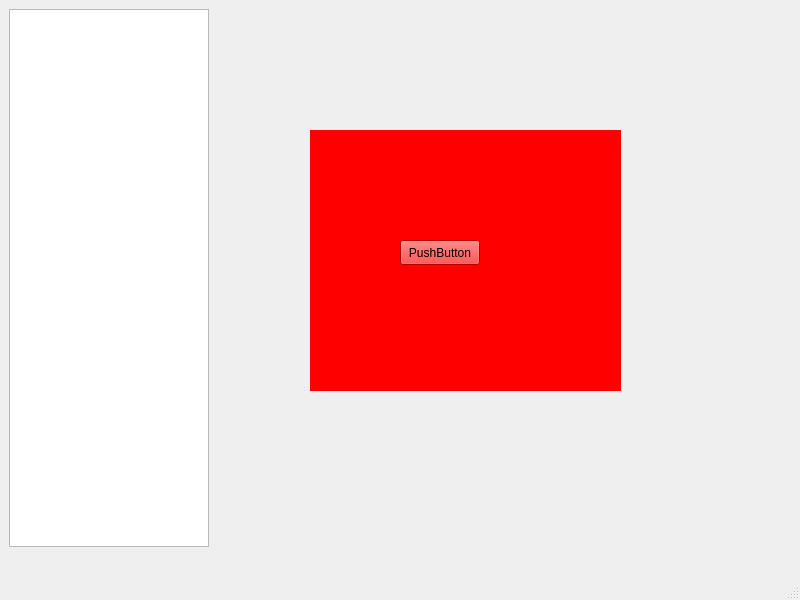
Above: applications/viewer/radiumViewer6/MainWindow.ui from T-PLAY/hub before the change. Below: the same form after it.
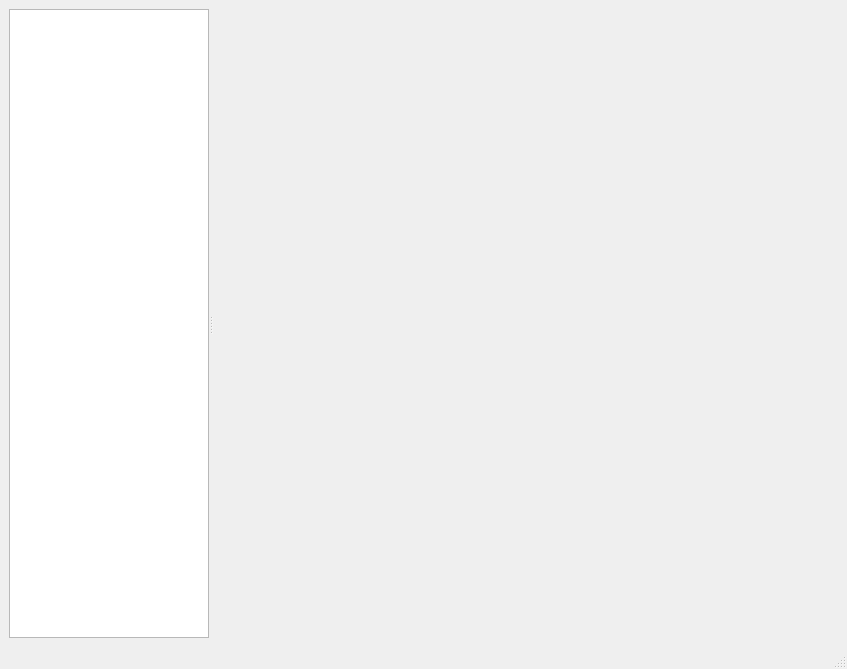
That is the form after the change.

Patch:
```diff
--- a/applications/viewer/radiumViewer6/MainWindow.ui
+++ b/applications/viewer/radiumViewer6/MainWindow.ui
@@ -6,60 +6,21 @@
    <rect>
     <x>0</x>
     <y>0</y>
-    <width>800</width>
-    <height>600</height>
+    <width>847</width>
+    <height>669</height>
    </rect>
   </property>
   <property name="windowTitle">
    <string>MainWindow</string>
   </property>
   <widget class="QWidget" name="centralwidget">
-   <widget class="QWidget" name="radiumWindow" native="true">
-    <property name="geometry">
-     <rect>
-      <x>310</x>
-      <y>130</y>
-      <width>311</width>
-      <height>261</height>
-     </rect>
-    </property>
-    <property name="styleSheet">
-     <string notr="true">background-color: red</string>
-    </property>
-    <widget class="QPushButton" name="pushButton">
-     <property name="geometry">
-      <rect>
-       <x>90</x>
-       <y>110</y>
-       <width>80</width>
-       <height>25</height>
-      </rect>
-     </property>
-     <property name="text">
-      <string>PushButton</string>
-     </property>
-    </widget>
-   </widget>
-   <widget class="QWidget" name="verticalLayoutWidget">
-    <property name="geometry">
-     <rect>
-      <x>260</x>
-      <y>70</y>
-      <width>451</width>
-      <height>431</height>
-     </rect>
-    </property>
-    <layout class="QVBoxLayout" name="verticalLayout"/>
-   </widget>
+   <layout class="QVBoxLayout" name="verticalLayout">
+    <item>
+     <widget class="QSplitter" name="splitter">
+      <property name="orientation">
+       <enum>Qt::Horizontal</enum>
+      </property>
    <widget class="QListView" name="listView">
-    <property name="geometry">
-     <rect>
-      <x>9</x>
-      <y>9</y>
-      <width>200</width>
-      <height>538</height>
-     </rect>
-    </property>
     <property name="sizePolicy">
      <sizepolicy hsizetype="Preferred" vsizetype="Preferred">
       <horstretch>0</horstretch>
@@ -88,6 +49,12 @@
      <string notr="true"/>
     </property>
    </widget>
+      <widget class="QWidget" name="horizontalLayoutWidget">
+       <layout class="QHBoxLayout" name="horizontalLayout"/>
+      </widget>
+     </widget>
+    </item>
+   </layout>
   </widget>
   <widget class="QMenuBar" name="menubar">
    <property name="geometry">
```
Left out of the diff: 2 changed lines with no effect on the pictures. Lines whose indentation alone changed are shown as unchanged.
